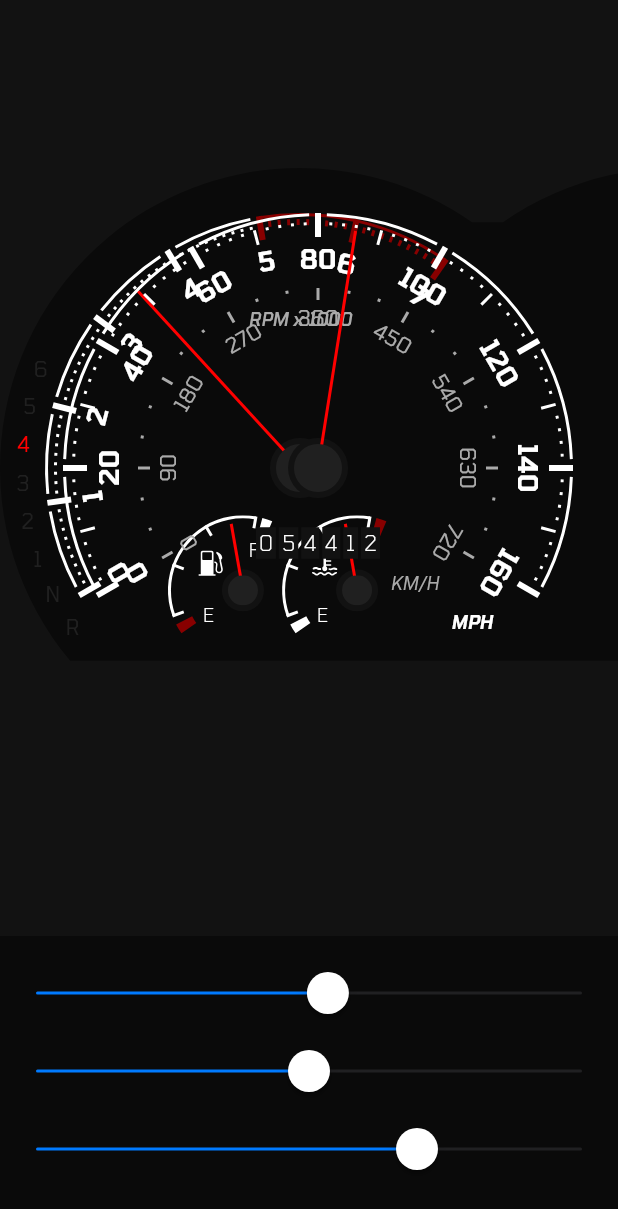
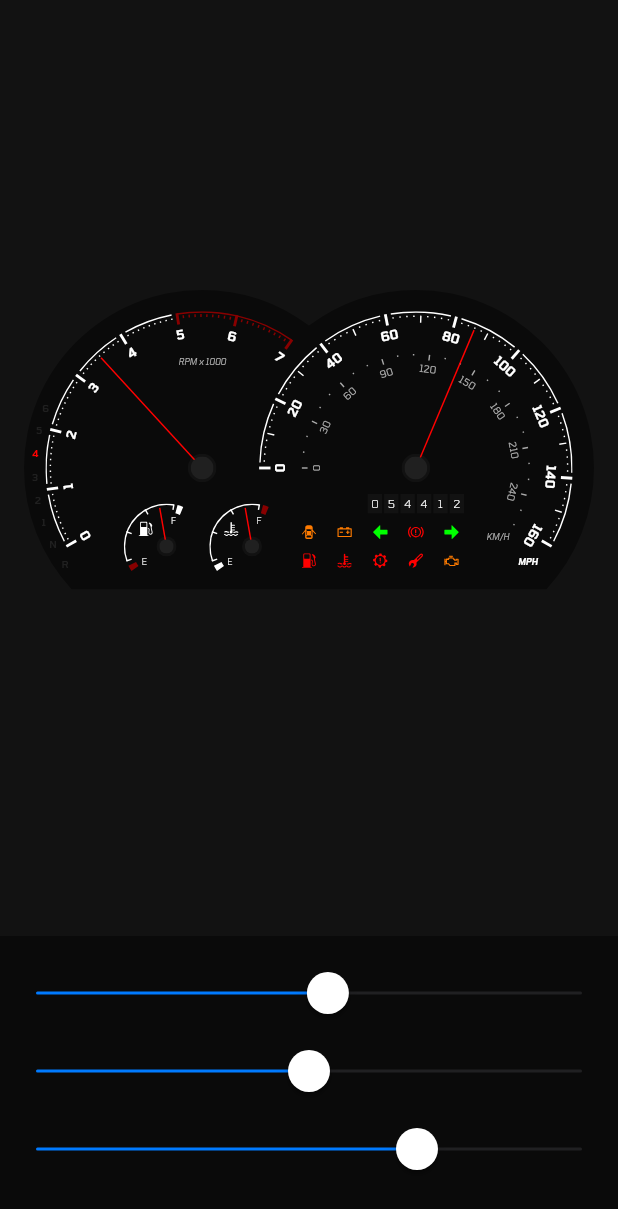
Before and after one commit to darius-calugar/Gauge-Cluster, a Flutter app: the screen it shows after launch, on a phone screen of 412 x 824 dp. Shown: the top 1209 px of the screen. Run offline on Flutter 3.47's test engine with Material 3 defaults, Android fonts, the phone set to English and light mode, and no system bars; our stand-ins replace flutter_svg.

Commit message:
feat: Add signal array

```diff
--- a/gauge_cluster/lib/app_colors.dart
+++ b/gauge_cluster/lib/app_colors.dart
@@ -12,6 +12,12 @@ abstract final class AppColors {
   static const Color red1 = Color(0xffff0000);
   static const Color red2 = Color(0xff880000);
 
+  static const Color orange1 = Color(0xFFFF7B00);
+  static const Color orange2 = Color(0xFF8B4300);
+
+  static const Color green1 = Color(0xff00ff00);
+  static const Color green2 = Color(0xff008800);
+
   static const Color blue1 = Color(0xff0000ff);
   static const Color blue2 = Color(0xff000088);
 }
--- a/gauge_cluster/lib/components/mileage/mileage.dart
+++ b/gauge_cluster/lib/components/mileage/mileage.dart
@@ -21,7 +21,7 @@ class Mileage extends StatelessWidget {
     ].reversed;
 
     return Row(
-      spacing: 2,
+      spacing: 3,
       mainAxisSize: MainAxisSize.min,
       children: [
         for (final digit in digits)
--- a/gauge_cluster/lib/components/mileage/mileage_digit.dart
+++ b/gauge_cluster/lib/components/mileage/mileage_digit.dart
@@ -11,13 +11,16 @@ class MileageDigit extends StatelessWidget {
   @override
   Widget build(BuildContext context) {
     return Container(
-      padding: EdgeInsets.all(2),
+      width: 20,
+      padding: EdgeInsets.all(4),
+      alignment: Alignment.center,
       decoration: BoxDecoration(
         color: AppColors.black2,
       ),
       child: Text(
         '$digit',
         style: TextStyle(
+          fontSize: 16,
           fontWeight: FontWeight.w300,
         ),
       ),
--- /dev/null
+++ b/gauge_cluster/lib/components/svg_icon/svg_icon.dart
@@ -0,0 +1,31 @@
+import 'package:flutter/material.dart';
+import 'package:flutter_svg/svg.dart';
+import 'package:gauge_cluster/utils/assets.dart';
+
+class SvgIcon extends StatelessWidget {
+  const SvgIcon(
+    this.icon, {
+    super.key,
+    this.size = 24,
+    this.color,
+  });
+
+  final SvgIconData icon;
+  final double size;
+  final Color? color;
+
+  @override
+  Widget build(BuildContext context) {
+    return SvgPicture.asset(
+      icon.path,
+      height: size,
+      width: size,
+      colorFilter: color != null
+          ? ColorFilter.mode(
+              color!,
+              BlendMode.srcIn,
+            )
+          : null,
+    );
+  }
+}
--- a/gauge_cluster/lib/examples/e1/fuel_gauge.dart
+++ b/gauge_cluster/lib/examples/e1/fuel_gauge.dart
@@ -1,12 +1,13 @@
 import 'package:flutter/material.dart';
-import 'package:flutter_svg/flutter_svg.dart';
 import 'package:gauge_cluster/app_colors.dart';
 import 'package:gauge_cluster/components/gauge/gauge.dart';
+import 'package:gauge_cluster/components/svg_icon/svg_icon.dart';
+import 'package:gauge_cluster/utils/assets.dart';
 
 class E1FuelGauge extends StatelessWidget {
   const E1FuelGauge({super.key});
 
-  static double radius = 60.0;
+  static double radius = 70.0;
   static double diameter = radius * 2;
 
   @override
@@ -88,14 +89,9 @@ class E1FuelGauge extends StatelessWidget {
             ),
             angle: 220,
             keepRotation: true,
-            builder: (context) => SvgPicture.asset(
-              'assets/svgs/icons/fuel.svg',
-              height: 20,
-              width: 20,
-              colorFilter: ColorFilter.mode(
-                AppColors.white1,
-                BlendMode.srcIn,
-              ),
+            builder: (context) => SvgIcon(
+              SvgIcons.fuel,
+              color: AppColors.white1,
             ),
           ),
           // Knob base
--- a/gauge_cluster/lib/examples/e1/gauge_cluster.dart
+++ b/gauge_cluster/lib/examples/e1/gauge_cluster.dart
@@ -1,8 +1,11 @@
 import 'package:flutter/material.dart';
 import 'package:gauge_cluster/app_colors.dart';
+import 'package:gauge_cluster/components/svg_icon/svg_icon.dart';
+import 'package:gauge_cluster/examples/e1/fuel_gauge.dart';
 import 'package:gauge_cluster/examples/e1/rev_gauge.dart';
 import 'package:gauge_cluster/examples/e1/speed_gauge.dart';
-import 'package:gauge_cluster/math.dart';
+import 'package:gauge_cluster/examples/e1/temperature_gauge.dart';
+import 'package:gauge_cluster/utils/assets.dart';
 
 class E1GaugeCluster extends StatelessWidget {
   const E1GaugeCluster({
@@ -18,12 +21,8 @@ class E1GaugeCluster extends StatelessWidget {
 
   @override
   Widget build(BuildContext context) {
-    return Center(
-      child: ClipPath(
+    return PhysicalShape(
       clipper: _BackgroundClipper(),
-        child: Container(
-          width: 650,
-          height: 400,
       color: AppColors.black1,
       child: Stack(
         children: [
@@ -40,9 +39,127 @@ class E1GaugeCluster extends StatelessWidget {
               currentSpeed: currentSpeed,
             ),
           ),
-            ],
+          Positioned(
+            bottom: 120,
+            left: 130,
+            child: E1FuelGauge(),
+          ),
+          Positioned(
+            bottom: 120,
+            left: 250,
+            child: E1TemperatureGauge(),
+          ),
+          Positioned(
+            bottom: 210,
+            right: 400,
+            child: SizedOverflowBox(
+              size: Size.zero,
+              child: SvgIcon(
+                SvgIcons.doors,
+                color: AppColors.orange1,
               ),
             ),
+          ),
+          Positioned(
+            bottom: 210,
+            right: 350,
+            child: SizedOverflowBox(
+              size: Size.zero,
+              child: SvgIcon(
+                SvgIcons.battery,
+                color: AppColors.orange1,
+              ),
+            ),
+          ),
+          Positioned(
+            bottom: 210,
+            right: 300,
+            child: SizedOverflowBox(
+              size: Size.zero,
+              child: SvgIcon(
+                SvgIcons.left,
+                color: AppColors.green1,
+              ),
+            ),
+          ),
+          Positioned(
+            bottom: 210,
+            right: 250,
+            child: SizedOverflowBox(
+              size: Size.zero,
+              child: SvgIcon(
+                SvgIcons.brakes,
+                color: AppColors.red1,
+              ),
+            ),
+          ),
+          Positioned(
+            bottom: 210,
+            right: 200,
+            child: SizedOverflowBox(
+              size: Size.zero,
+              child: SvgIcon(
+                SvgIcons.right,
+                color: AppColors.green1,
+              ),
+            ),
+          ),
+          Positioned(
+            bottom: 170,
+            right: 400,
+            child: SizedOverflowBox(
+              size: Size.zero,
+              child: SvgIcon(
+                SvgIcons.fuel,
+                color: AppColors.red1,
+              ),
+            ),
+          ),
+          Positioned(
+            bottom: 170,
+            right: 350,
+            child: SizedOverflowBox(
+              size: Size.zero,
+              child: SvgIcon(
+                SvgIcons.temperature,
+                color: AppColors.red1,
+              ),
+            ),
+          ),
+          Positioned(
+            bottom: 170,
+            right: 300,
+            child: SizedOverflowBox(
+              size: Size.zero,
+              child: SvgIcon(
+                SvgIcons.transmission,
+                color: AppColors.red1,
+              ),
+            ),
+          ),
+          Positioned(
+            bottom: 170,
+            right: 250,
+            child: SizedOverflowBox(
+              size: Size.zero,
+              child: SvgIcon(
+                SvgIcons.wrench,
+                color: AppColors.red1,
+              ),
+            ),
+          ),
+          Positioned(
+            bottom: 170,
+            right: 200,
+            child: SizedOverflowBox(
+              size: Size.zero,
+              child: SvgIcon(
+                SvgIcons.engine,
+                color: AppColors.orange1,
+              ),
+            ),
+          ),
+        ],
       ),
     );
   }
@@ -56,11 +173,16 @@ class _BackgroundClipper extends CustomClipper<Path> {
 
   @override
   Path getClip(Size size) {
-    final gauge1Rect = Offset(0, 0) & Size.square(400);
-    final gauge2Rect = Offset(250, 0) & Size.square(400);
+    final safeRect = Offset(0, 0) & Size(800, 470);
+    final gauge1Rect = Offset(0, 50) & Size.square(500);
+    final gauge2Rect = Offset(300, 50) & Size.square(500);
 
-    return Path()
-      ..arcTo(gauge1Rect, 140 * toRadians, 165 * toRadians, false)
-      ..arcTo(gauge2Rect, -125 * toRadians, 165 * toRadians, false);
+    return Path.combine(
+      PathOperation.intersect,
+      Path()..addRect(safeRect),
+      Path()
+        ..addOval(gauge1Rect)
+        ..addOval(gauge2Rect),
+    );
   }
 }
--- a/gauge_cluster/lib/examples/e1/rev_gauge.dart
+++ b/gauge_cluster/lib/examples/e1/rev_gauge.dart
@@ -3,8 +3,6 @@ import 'dart:ui';
 import 'package:flutter/material.dart';
 import 'package:gauge_cluster/app_colors.dart';
 import 'package:gauge_cluster/components/gauge/gauge.dart';
-import 'package:gauge_cluster/examples/e1/fuel_gauge.dart';
-import 'package:gauge_cluster/examples/e1/temperature_gauge.dart';
 
 class E1RevGauge extends StatelessWidget {
   const E1RevGauge({
@@ -16,7 +14,7 @@ class E1RevGauge extends StatelessWidget {
   final double currentRevs;
   final int currentGear;
 
-  static double radius = 200.0;
+  static double radius = 250.0;
   static double diameter = radius * 2;
   static double maxRevs = 7000;
   static int minGears = -1;
@@ -47,7 +45,7 @@ class E1RevGauge extends StatelessWidget {
             style: TextStyle(
               fontSize: 12,
               color: AppColors.white2,
-              fontWeight: FontWeight.w500,
+              fontWeight: FontWeight.w400,
               fontStyle: FontStyle.italic,
             ),
           ),
@@ -135,26 +133,9 @@ class E1RevGauge extends StatelessWidget {
               },
               style: TextStyle(
                 color: gear == currentGear ? AppColors.red1 : AppColors.black3,
+                fontWeight: FontWeight.w600,
               ),
             ),
-          // Fuel
-          GaugeCustomFeature(
-            position: GaugeFeaturePointPosition(
-              outerInset: 110,
-            ),
-            angle: 115,
-            keepRotation: true,
-            builder: (_) => E1FuelGauge(),
-          ),
-          // Temperature
-          GaugeCustomFeature(
-            position: GaugeFeaturePointPosition(
-              outerInset: 110,
-            ),
-            angle: 65,
-            keepRotation: true,
-            builder: (_) => E1TemperatureGauge(),
-          ),
           // Knob base
           GaugeSliceFeature(
             position: GaugeFeatureSectorPosition(
--- a/gauge_cluster/lib/examples/e1/speed_gauge.dart
+++ b/gauge_cluster/lib/examples/e1/speed_gauge.dart
@@ -13,14 +13,14 @@ class E1SpeedGauge extends StatelessWidget {
 
   final double currentSpeed;
 
-  static double radius = 200.0;
+  static double radius = 250.0;
   static double diameter = radius * 2;
   static double outerTopSpeed = 160;
-  static double innerTopSpeed = 240;
+  static double innerTopSpeed = 260;
 
   @override
   Widget build(BuildContext context) {
-    final visibleStartAngle = -210.0;
+    final visibleStartAngle = -180.0;
     final visibleEndAngle = 30.0;
     final visibleSweepAngle = visibleEndAngle - visibleStartAngle;
 
@@ -37,9 +37,9 @@ class E1SpeedGauge extends StatelessWidget {
           // MPH
           GaugeTextFeature(
             position: GaugeFeaturePointPosition(
-              outerInset: 55,
+              outerInset: 45,
             ),
-            angle: visibleEndAngle + 15,
+            angle: visibleEndAngle + 10,
             keepRotation: true,
             text: 'MPH',
             style: TextStyle(
@@ -115,7 +115,7 @@ class E1SpeedGauge extends StatelessWidget {
             position: GaugeFeaturePointPosition(
               outerInset: 100,
             ),
-            angle: visibleEndAngle + 20,
+            angle: visibleEndAngle + 10,
             keepRotation: true,
             text: 'KM/H',
             style: TextStyle(
@@ -130,7 +130,7 @@ class E1SpeedGauge extends StatelessWidget {
               // Steps
               GaugeBoxFeature(
                 position: GaugeFeatureSectorPosition(
-                  outerInset: 80,
+                  outerInset: 90,
                   thickness: 8,
                 ),
                 angle: visibleStartAngle + innerStepAngleSweep * step,
@@ -140,11 +140,11 @@ class E1SpeedGauge extends StatelessWidget {
               // Step labels
               GaugeTextFeature(
                 position: GaugeFeaturePointPosition(
-                  outerInset: 100,
+                  outerInset: 110,
                 ),
                 angle: visibleStartAngle + innerStepAngleSweep * step,
                 keepRotation: false,
-                text: '${step * 30}',
+                text: '${step * 10}',
                 style: TextStyle(
                   fontWeight: FontWeight.w400,
                   fontSize: 14,
@@ -155,7 +155,7 @@ class E1SpeedGauge extends StatelessWidget {
               // Half-steps
               GaugeBoxFeature(
                 position: GaugeFeatureSectorPosition(
-                  outerInset: 80,
+                  outerInset: 90,
                   thickness: 2,
                 ),
                 angle: visibleStartAngle + innerStepAngleSweep * step,
--- a/gauge_cluster/lib/examples/e1/temperature_gauge.dart
+++ b/gauge_cluster/lib/examples/e1/temperature_gauge.dart
@@ -1,12 +1,13 @@
 import 'package:flutter/material.dart';
-import 'package:flutter_svg/flutter_svg.dart';
 import 'package:gauge_cluster/app_colors.dart';
 import 'package:gauge_cluster/components/gauge/gauge.dart';
+import 'package:gauge_cluster/components/svg_icon/svg_icon.dart';
+import 'package:gauge_cluster/utils/assets.dart';
 
 class E1TemperatureGauge extends StatelessWidget {
   const E1TemperatureGauge({super.key});
 
-  static double radius = 60.0;
+  static double radius = 70.0;
   static double diameter = radius * 2;
 
   @override
@@ -88,14 +89,9 @@ class E1TemperatureGauge extends StatelessWidget {
             ),
             angle: 220,
             keepRotation: true,
-            builder: (context) => SvgPicture.asset(
-              'assets/svgs/icons/temperature.svg',
-              height: 20,
-              width: 20,
-              colorFilter: ColorFilter.mode(
-                AppColors.white1,
-                BlendMode.srcIn,
-              ),
+            builder: (context) => SvgIcon(
+              SvgIcons.temperature,
+              color: AppColors.white1,
             ),
           ),
           // Knob base
--- a/gauge_cluster/lib/screens/playground_screen.dart
+++ b/gauge_cluster/lib/screens/playground_screen.dart
@@ -23,11 +23,18 @@ class _PlaygroundScreenState extends State<PlaygroundScreen> {
       crossAxisAlignment: CrossAxisAlignment.stretch,
       children: [
         Expanded(
-          child: Center(
-            child: E1GaugeCluster(
-              currentSpeed: currentSpeed,
-              currentRevs: currentRevs,
-              currentGear: currentGear,
+          child: Padding(
+            padding: EdgeInsets.all(16),
+            child: FittedBox(
+              child: SizedBox(
+                width: 800,
+                height: 600,
+                child: E1GaugeCluster(
+                  currentSpeed: currentSpeed,
+                  currentRevs: currentRevs,
+                  currentGear: currentGear,
+                ),
+              ),
             ),
           ),
         ),
--- /dev/null
+++ b/gauge_cluster/lib/utils/assets.dart
@@ -0,0 +1,14 @@
+extension type const SvgIconData(String path) {}
+
+abstract final class SvgIcons {
+  static const battery = SvgIconData('assets/svgs/icons/battery.svg');
+  static const brakes = SvgIconData('assets/svgs/icons/brakes.svg');
+  static const doors = SvgIconData('assets/svgs/icons/doors.svg');
+  static const engine = SvgIconData('assets/svgs/icons/engine.svg');
+  static const fuel = SvgIconData('assets/svgs/icons/fuel.svg');
+  static const left = SvgIconData('assets/svgs/icons/left.svg');
+  static const right = SvgIconData('assets/svgs/icons/right.svg');
+  static const temperature = SvgIconData('assets/svgs/icons/temperature.svg');
+  static const transmission = SvgIconData('assets/svgs/icons/transmission.svg');
+  static const wrench = SvgIconData('assets/svgs/icons/wrench.svg');
+}
```
Also changed, not shown: gauge_cluster/assets/svgs/icons/battery.svg (added), gauge_cluster/assets/svgs/icons/brakes.svg (added), gauge_cluster/assets/svgs/icons/doors.svg (added), gauge_cluster/assets/svgs/icons/left.svg (added), gauge_cluster/assets/svgs/icons/right.svg (added), gauge_cluster/assets/svgs/icons/transmission.svg (added), 1 other file. Lines whose indentation alone changed are shown as unchanged.
